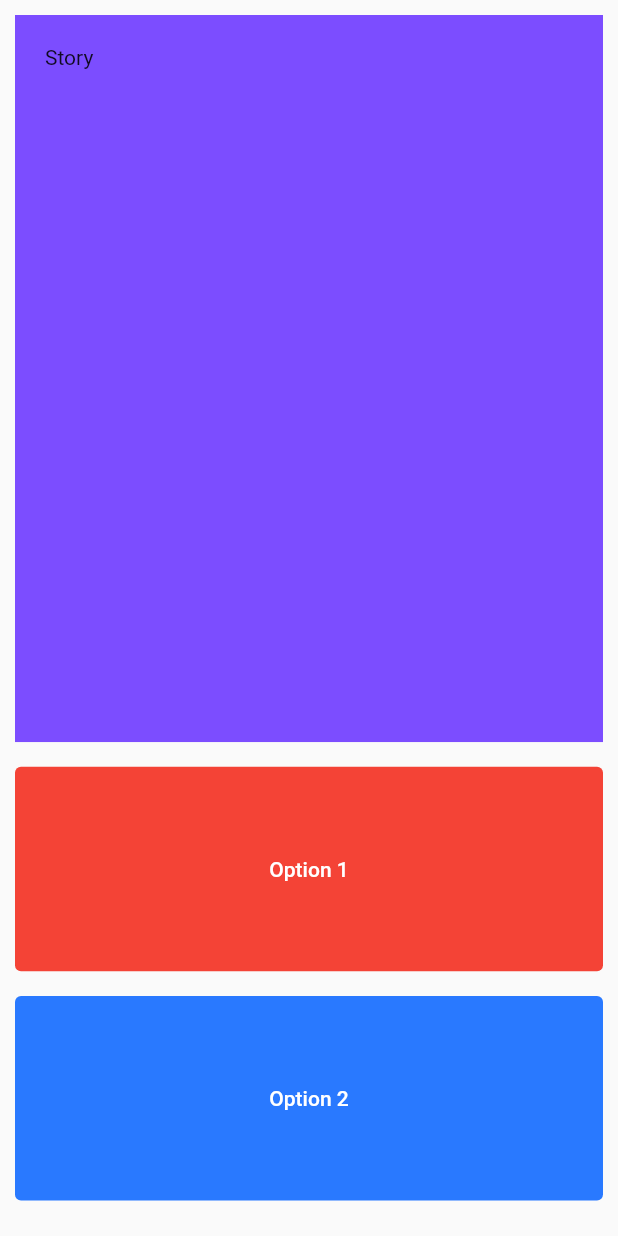
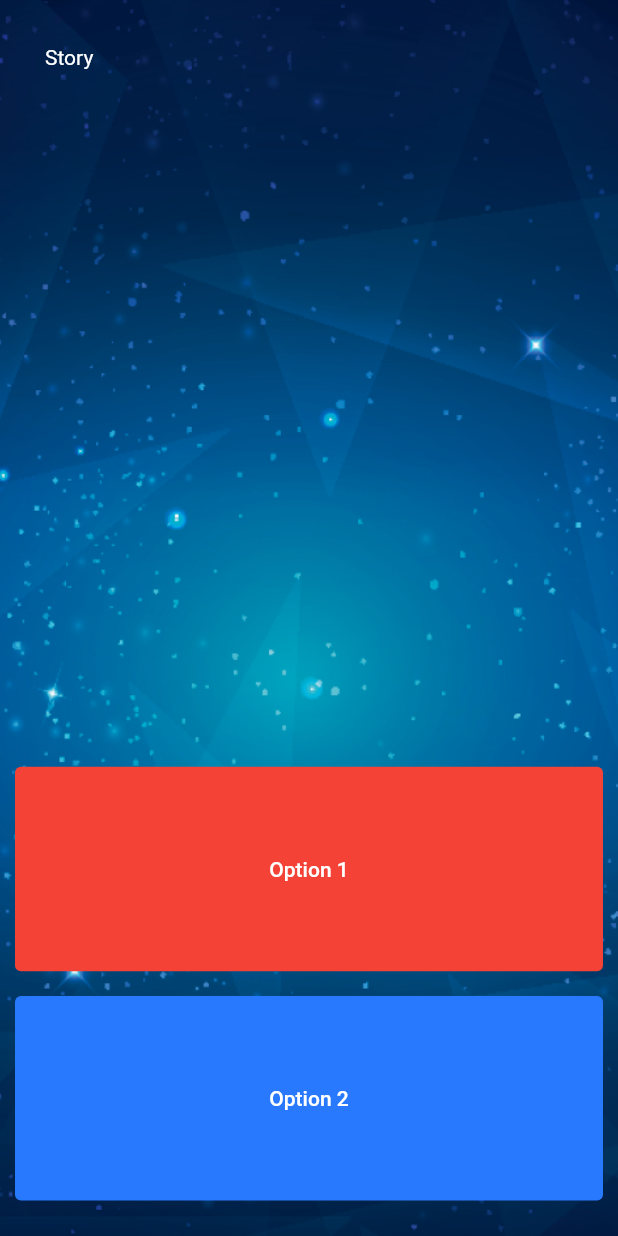
Before and after one commit to Abhishek-J-B-R-I/destini, a Flutter app: the screen it shows after launch, on a phone screen of 412 x 824 dp. Run offline on Flutter 3.47's test engine with Material 2 defaults, Android fonts, the phone set to English and light mode, and no system bars.

Commit message:
now my interface look like what i want

```diff
--- a/lib/main.dart
+++ b/lib/main.dart
@@ -21,19 +21,22 @@ class _gameState extends State<game> {
 
         body: Container(
           padding: EdgeInsets.all(10),
+          decoration: BoxDecoration(image: DecorationImage(image: AssetImage('image/background.png'),fit: BoxFit.cover)),
           child: Column(
             crossAxisAlignment: CrossAxisAlignment.stretch,
             children: [
               SafeArea(
                 child: Expanded(
                   child: Container(
-
+                    //decoration: BoxDecoration(image: DecorationImage(image: AssetImage('image/background.png'),fit: BoxFit.cover)),
                     padding: EdgeInsets.all(20),
                     height: height/1.7,
                     width: width,
-                    child: Text('Story'),
+                    child: Text('Story', style: TextStyle(
+                      color: Colors.white
+                    ),),
 
-                    color: Colors.deepPurpleAccent,
+                    //color: Colors.deepPurpleAccent,
 
                   ),
                 ),
```
